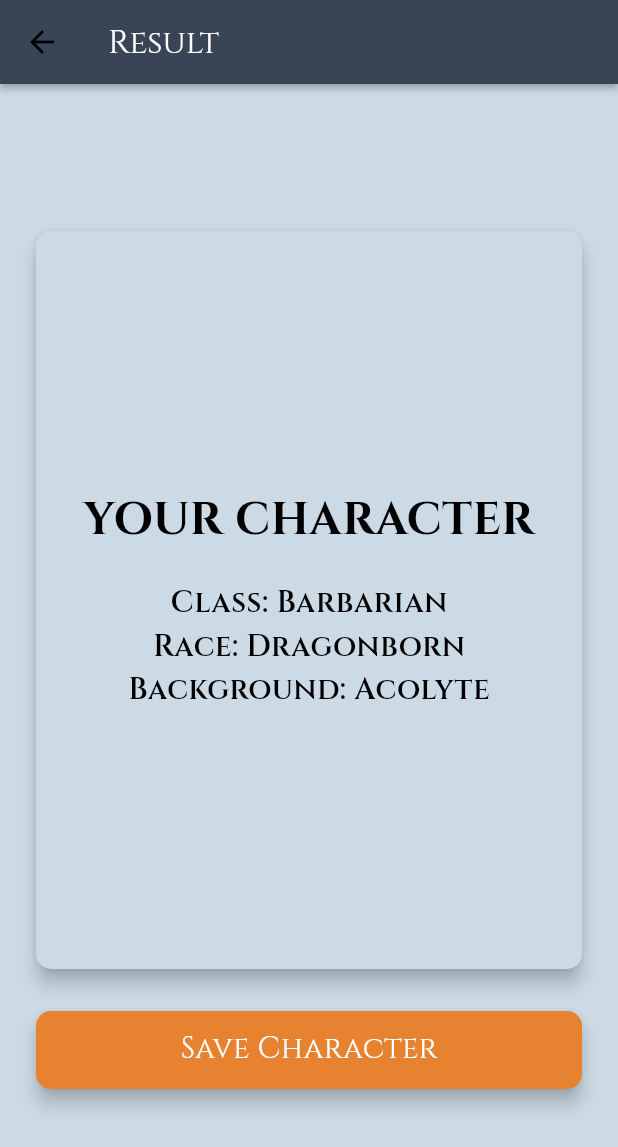
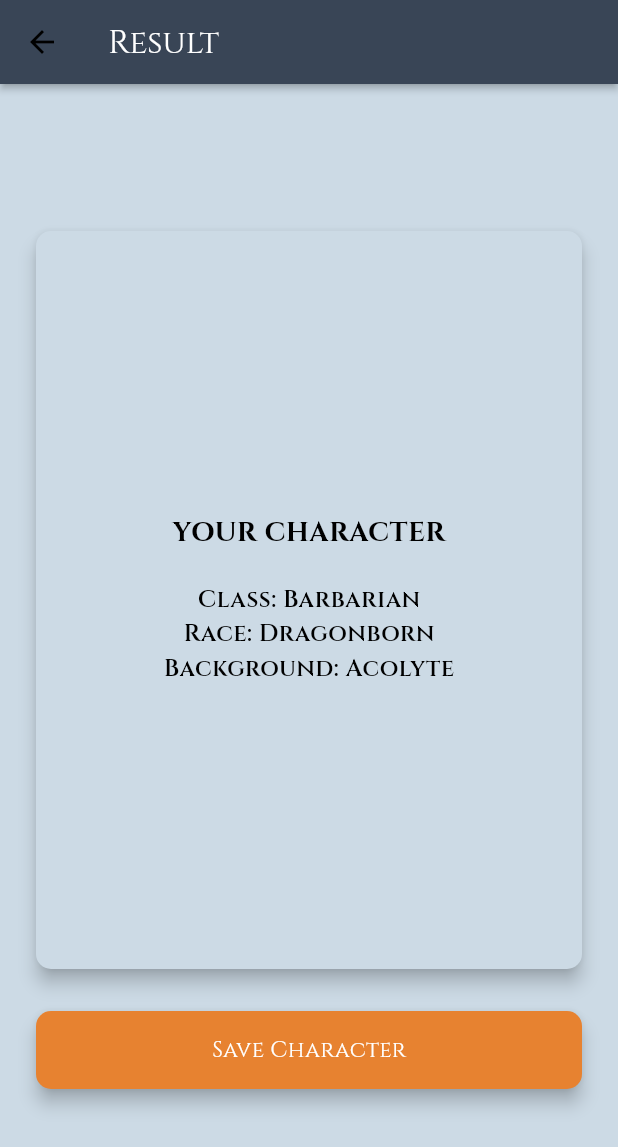
Before and after one commit to FormOfShred/dnd-quiz-app, a Flutter app: the Result screen opened directly with empty values, on a phone screen of 412 x 824 dp. Shown: the top 1147 px of the screen. Run offline on Flutter 3.47's test engine with Material 3 defaults, Android fonts, the phone set to English and light mode, and no system bars; our stand-ins replace google_fonts, sqflite; accounts and stored records are empty.

Commit message:
font size changes

```diff
--- a/lib/src/home.dart
+++ b/lib/src/home.dart
@@ -91,7 +91,7 @@ class MyCard extends StatelessWidget {
                   child: Text(title,
                       style: TextStyle(
                           color: Theme.of(context).colorScheme.onSecondary,
-                          fontSize: 20))),
+                          fontSize: 18))),
             )),
       );
 }
--- a/lib/src/overview.dart
+++ b/lib/src/overview.dart
@@ -125,7 +125,8 @@ class CharacterPreview extends StatelessWidget {
                           padding: const EdgeInsets.all(8.0),
                           child: Text(
                             '${character.recommendedClass} - ${character.recommendedRace} - ${character.recommendedBackground}',
-                            style: const TextStyle(fontSize: 20),
+                            style: const TextStyle(
+                                fontSize: 17, fontWeight: FontWeight.w600),
                             overflow: TextOverflow.ellipsis,
                           ),
                         ),
@@ -134,7 +135,8 @@ class CharacterPreview extends StatelessWidget {
                       Padding(
                         padding: const EdgeInsets.all(8.0),
                         child: Text(character.characterName!,
-                            style: const TextStyle(fontSize: 20)),
+                            style: const TextStyle(
+                                fontSize: 17, fontWeight: FontWeight.w600)),
                       ),
                     ]
                   ],
--- a/lib/widgets/answer_card.dart
+++ b/lib/widgets/answer_card.dart
@@ -87,7 +87,7 @@ class TextAnswer extends StatelessWidget {
                   color: isTapped
                       ? Theme.of(context).colorScheme.onPrimary
                       : Theme.of(context).colorScheme.onSurface,
-                  fontSize: 20,
+                  fontSize: 16,
                   fontWeight: FontWeight.w600,
                 )),
           ),
--- a/lib/widgets/quiz_ui.dart
+++ b/lib/widgets/quiz_ui.dart
@@ -74,7 +74,7 @@ class _QuizUIState extends State<QuizUI> {
                 "Question ${widget.questionIndex + 1} of ${mainQuiz.length}",
                 style: TextStyle(
                     color: Theme.of(context).colorScheme.onSecondary,
-                    fontSize: 15,
+                    fontSize: 13,
                     fontWeight: FontWeight.bold),
               ),
               const SizedBox(height: 10),
@@ -86,7 +86,7 @@ class _QuizUIState extends State<QuizUI> {
                     Text(mainQuiz[widget.questionIndex].question,
                         style: TextStyle(
                             color: Theme.of(context).colorScheme.onSecondary,
-                            fontSize: 20,
+                            fontSize: 18,
                             fontWeight: FontWeight.w600)),
                     const SizedBox(height: 20),
                     Column(
--- a/lib/widgets/result_card.dart
+++ b/lib/widgets/result_card.dart
@@ -24,28 +24,28 @@ class ResultCard extends StatelessWidget {
                 Text("YOUR CHARACTER",
                     style: TextStyle(
                         color: Theme.of(context).colorScheme.onSurface,
-                        fontSize: 30,
+                        fontSize: 18,
                         fontWeight: FontWeight.bold)),
                 const SizedBox(height: 20),
                 Text(
                   'Class: ${character["Class"]}',
                   style: TextStyle(
                       color: Theme.of(context).colorScheme.onSurface,
-                      fontSize: 20,
+                      fontSize: 16,
                       fontWeight: FontWeight.w600),
                 ),
                 Text(
                   "Race: ${character["Race"]}",
                   style: TextStyle(
                       color: Theme.of(context).colorScheme.onSurface,
-                      fontSize: 20,
+                      fontSize: 16,
                       fontWeight: FontWeight.w600),
                 ),
                 Text(
                   "Background: ${character["Background"]}",
                   style: TextStyle(
                       color: Theme.of(context).colorScheme.onSurface,
-                      fontSize: 20,
+                      fontSize: 16,
                       fontWeight: FontWeight.w600),
                 )
               ],
--- a/lib/widgets/save_button.dart
+++ b/lib/widgets/save_button.dart
@@ -23,7 +23,7 @@ class SaveButton extends StatelessWidget {
             child: Text("Save Character",
                 style: TextStyle(
                   color: Theme.of(context).colorScheme.onPrimary,
-                  fontSize: 20,
+                  fontSize: 15,
                 )),
           ),
         ),
```
